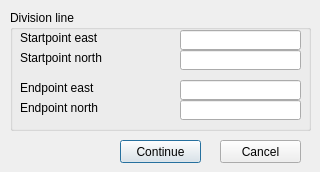
This is coords.ui in zsiki/ls as Qt 5 draws it before an edit. The edited form follows.
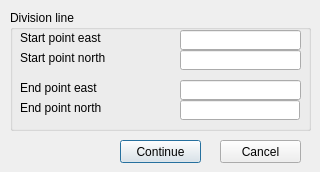
This is the edited form.

Commit message: remove read only flag on some field, editing length

What changed in the file:
```diff
--- a/coords.ui
+++ b/coords.ui
@@ -107,7 +107,7 @@
      </rect>
     </property>
     <property name="text">
-     <string>Startpoint east</string>
+     <string>Start point east</string>
     </property>
    </widget>
    <widget class="QLabel" name="StartNorthLabel">
@@ -120,7 +120,7 @@
      </rect>
     </property>
     <property name="text">
-     <string>Startpoint north</string>
+     <string>Start point north</string>
     </property>
    </widget>
    <widget class="QLineEdit" name="StartNorth">
@@ -146,7 +146,7 @@
      </rect>
     </property>
     <property name="text">
-     <string>Endpoint north</string>
+     <string>End point north</string>
     </property>
    </widget>
    <widget class="QLineEdit" name="EndEast">
@@ -164,12 +164,12 @@
      <rect>
       <x>170</x>
       <y>90</y>
-      <width>121</width>
+      <width>120</width>
       <height>20</height>
      </rect>
     </property>
     <property name="readOnly">
-     <bool>true</bool>
+     <bool>false</bool>
     </property>
    </widget>
    <widget class="QLabel" name="EndEastLabel">
@@ -182,7 +182,7 @@
      </rect>
     </property>
     <property name="text">
-     <string>Endpoint east</string>
+     <string>End point east</string>
     </property>
    </widget>
   </widget>
```
Left out of the diff: 14 changed lines with no effect on the pictures. The commit also changes 1 other file.
